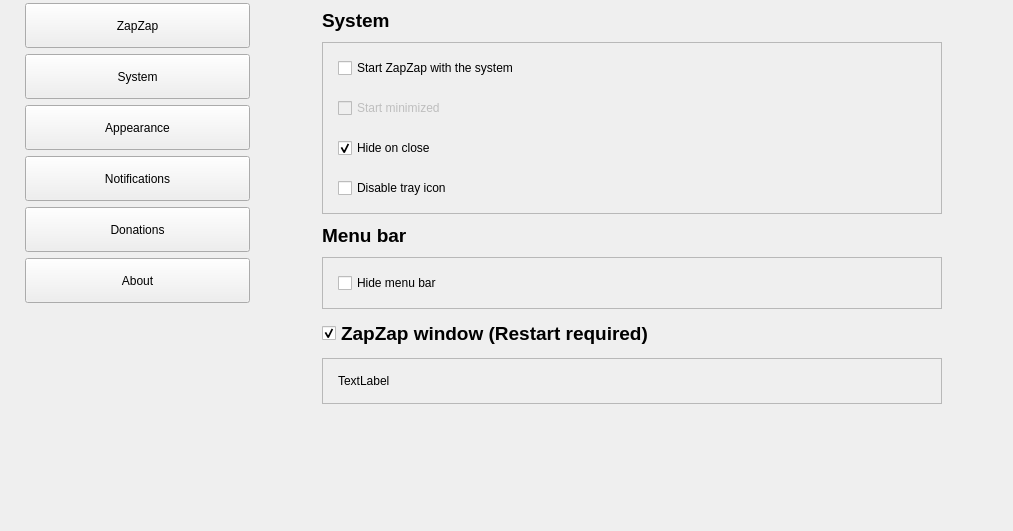
Above: zapzap/view/settings.ui from rafatosta/zapzap before the change. Below: the same form after it.
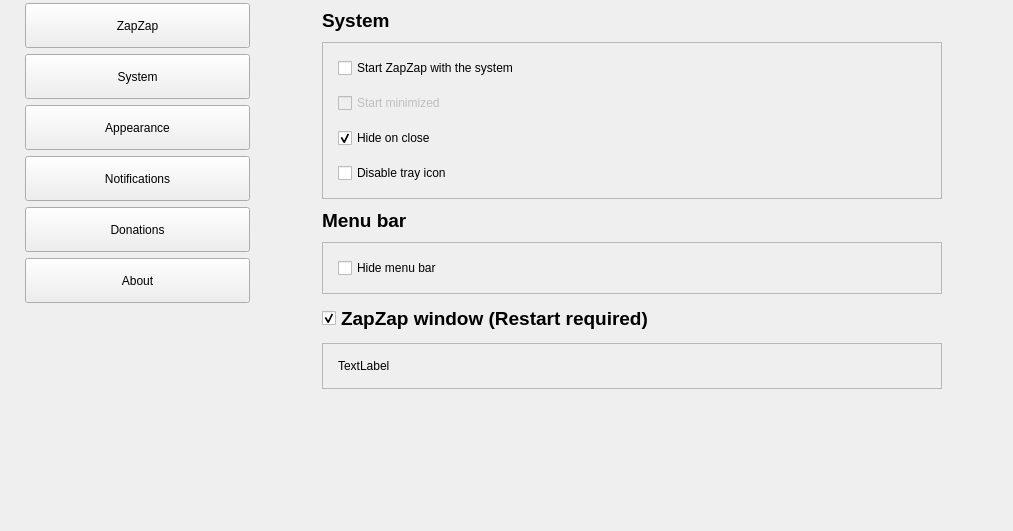
That is the form after the change. The open tabs and pages were chosen to show the change. Icons and pictures are not drawn.

Commit message: Ajusts frames space

Diff of the .ui file:
```diff
--- a/zapzap/view/settings.ui
+++ b/zapzap/view/settings.ui
@@ -385,7 +385,7 @@
                    </property>
                    <layout class="QVBoxLayout" name="verticalLayout_4">
                     <property name="spacing">
-                     <number>20</number>
+                     <number>15</number>
                     </property>
                     <property name="leftMargin">
                      <number>15</number>
@@ -471,7 +471,7 @@
                    </property>
                    <layout class="QVBoxLayout" name="verticalLayout_19">
                     <property name="spacing">
-                     <number>20</number>
+                     <number>15</number>
                     </property>
                     <property name="leftMargin">
                      <number>15</number>
@@ -533,7 +533,7 @@
                    </property>
                    <layout class="QVBoxLayout" name="verticalLayout_29">
                     <property name="spacing">
-                     <number>20</number>
+                     <number>15</number>
                     </property>
                     <property name="leftMargin">
                      <number>15</number>
```
Left out of the diff: 8 changed lines with no effect on the pictures.
